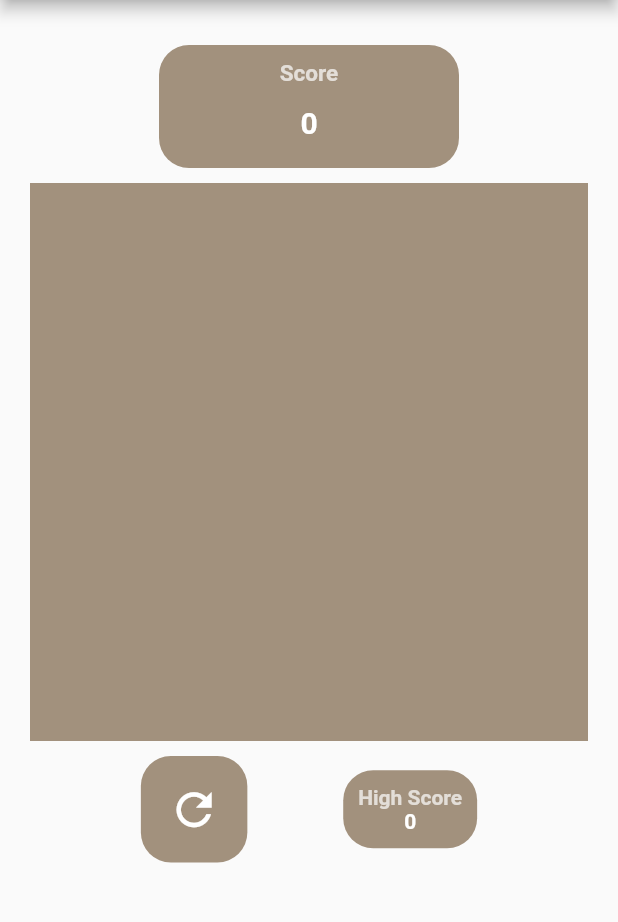
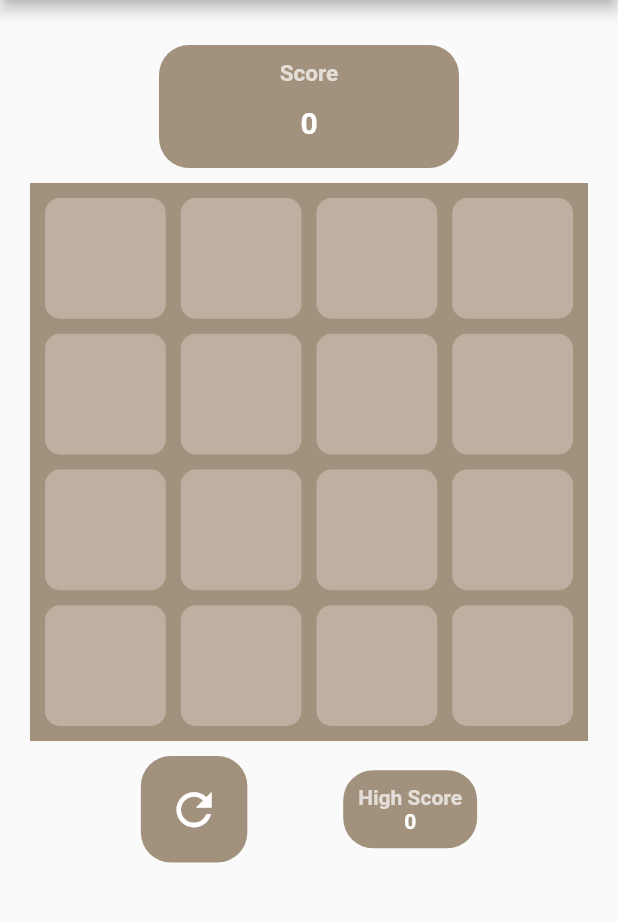
Before and after one commit to SeniorZhai/flutter_2048, a Flutter app: the screen it shows after launch, on a phone screen of 412 x 824 dp, the part 84-1006 px from its top. Run offline on Flutter 3.47's test engine with Material 2 defaults, Android fonts, the phone set to English and light mode, and no system bars; Roboto replaces fonts that are missing (StarJedi).

Commit message:
Tile grid

```diff
--- a/lib/home.dart
+++ b/lib/home.dart
@@ -6,7 +6,62 @@ class HomePage extends StatefulWidget {
 }
 
 class _HomePageState extends State<HomePage> {
+  List<List<int>> grid = [];
+  List<List<int>> gridNew = [];
   int score = 0;
+  List<Widget> getGrid(double width, double height) {
+    List<Widget> grids = [];
+    for (int i = 0; i < 4; i++) {
+      for (int j = 0; j < 4; j++) {
+        int num = grid[i][j];
+        String number;
+        Color color;
+        if (num == 0) {
+          color = Color(0xFFbfafa0);
+          number = '';
+        } else if (num == 2 || num == 4) {
+          color = Color(0xFFeee4da);
+          number = '$num';
+        } else if (num == 8 || num == 64 || num == 256) {
+          color = Color(0xFFf5b27e);
+          number = '$num';
+        } else if (num == 16 || num == 32 || num == 1024) {
+          color = Color(0xFFecc402);
+          number = '$num';
+        } else if (num == 128 || num == 512) {
+          color = Color(0xFFf77b5f);
+          number = '$num';
+        } else {
+          color = Color(0xFF60d992);
+          number = '$num';
+        }
+        double size;
+        String n = "$number";
+        switch (n.length) {
+          case 1:
+          case 2:
+            size = 40.0;
+            break;
+          case 3:
+            size = 30.0;
+            break;
+          case 4:
+            size = 20;
+            break;
+        }
+        grids.add(Tile(number, width, height, color, size));
+      }
+    }
+    return grids;
+  }
+
+  @override
+  void initState() {
+    grid = blankGrid();
+    gridNew = blankGrid();
+    super.initState();
+  }
+
   @override
   Widget build(BuildContext context) {
     double width = MediaQuery.of(context).size.width;
@@ -64,6 +119,18 @@ class _HomePageState extends State<HomePage> {
               Container(
                 height: height,
                 color: Color(0xFFa2917d),
+                child: Padding(
+                  padding: EdgeInsets.all(10),
+                  child: GestureDetector(
+                    child: GridView.count(
+                      primary: false,
+                      crossAxisSpacing: 10.0,
+                      mainAxisSpacing: 10.0,
+                      crossAxisCount: 4,
+                      children: getGrid(gridWidth, gridHeight),
+                    ),
+                  ),
+                ),
               ),
               Padding(
                 padding: EdgeInsets.all(10),
@@ -119,3 +186,46 @@ class _HomePageState extends State<HomePage> {
     );
   }
 }
+
+class Tile extends StatefulWidget {
+  String number;
+  double width, height;
+  Color color;
+  double size;
+  Tile(this.number, this.width, this.height, this.color, this.size);
+
+  @override
+  State<StatefulWidget> createState() {
+    return _TileState();
+  }
+}
+
+class _TileState extends State<Tile> {
+  @override
+  Widget build(BuildContext context) {
+    return Container(
+      child: Center(
+        child: Text(
+          widget.number,
+          style: TextStyle(
+              fontSize: widget.size,
+              fontWeight: FontWeight.bold,
+              color: Color(0xFF766c62)),
+        ),
+      ),
+      width: widget.width,
+      height: widget.height,
+      decoration: BoxDecoration(
+          color: widget.color,
+          borderRadius: BorderRadius.all(Radius.circular(10.0))),
+    );
+  }
+}
+
+List<List<int>> blankGrid() {
+  List<List<int>> rows = [];
+  for (int i = 0; i < 4; i++) {
+    rows.add([0, 0, 0, 0]);
+  }
+  return rows;
+}
```
